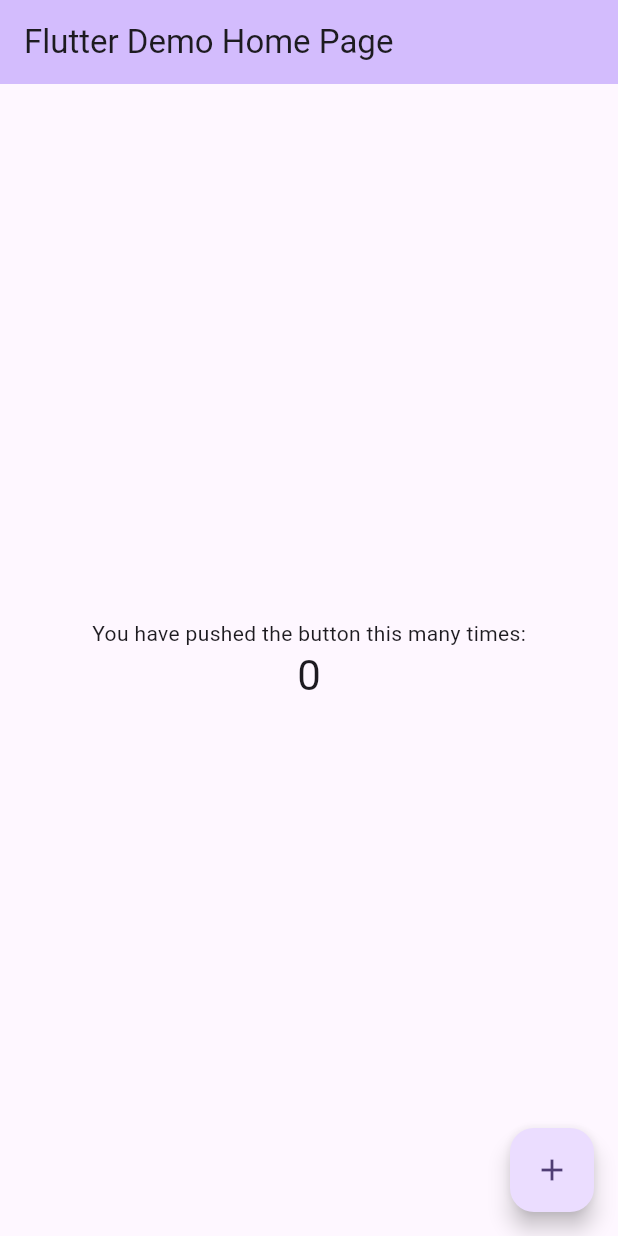
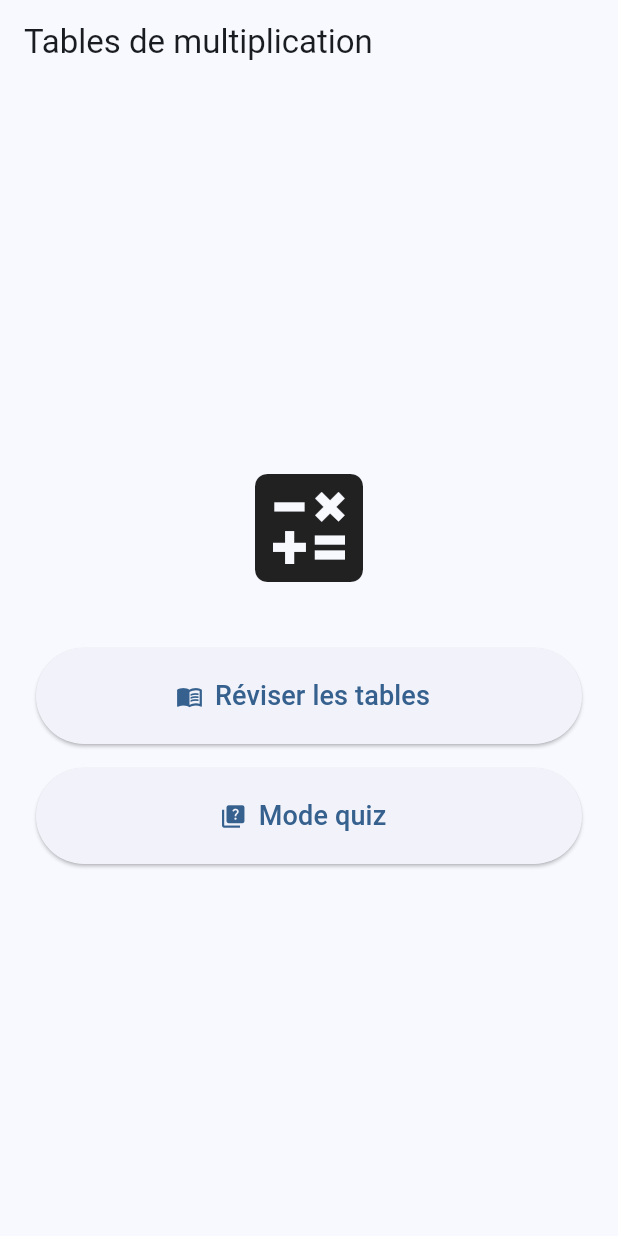
Before and after one commit to Zeirr/multiplication_app, a Flutter app: the screen it shows after launch, on a phone screen of 412 x 824 dp. Run offline on Flutter 3.47's test engine with Material 3 defaults, Android fonts, the phone set to English and light mode, and no system bars.

Commit message:
première version

```diff
--- a/lib/main.dart
+++ b/lib/main.dart
@@ -1,122 +1,23 @@
 import 'package:flutter/material.dart';
+import 'screens/home_screen.dart';
 
 void main() {
-  runApp(const MyApp());
+  runApp(const MultiplicationApp());
 }
 
-class MyApp extends StatelessWidget {
-  const MyApp({super.key});
+class MultiplicationApp extends StatelessWidget {
+  const MultiplicationApp({super.key});
 
-  // This widget is the root of your application.
   @override
   Widget build(BuildContext context) {
     return MaterialApp(
-      title: 'Flutter Demo',
+      title: 'Tables de multiplication',
+      debugShowCheckedModeBanner: false,
       theme: ThemeData(
-        // This is the theme of your application.
-        //
-        // TRY THIS: Try running your application with "flutter run". You'll see
-        // the application has a purple toolbar. Then, without quitting the app,
-        // try changing the seedColor in the colorScheme below to Colors.green
-        // and then invoke "hot reload" (save your changes or press the "hot
-        // reload" button in a Flutter-supported IDE, or press "r" if you used
-        // the command line to start the app).
-        //
-        // Notice that the counter didn't reset back to zero; the application
-        // state is not lost during the reload. To reset the state, use hot
-        // restart instead.
-        //
-        // This works for code too, not just values: Most code changes can be
-        // tested with just a hot reload.
-        colorScheme: .fromSeed(seedColor: Colors.deepPurple),
+        colorScheme: ColorScheme.fromSeed(seedColor: Colors.blue),
+        useMaterial3: true,
       ),
-      home: const MyHomePage(title: 'Flutter Demo Home Page'),
+      home: const HomeScreen(),
     );
   }
 }
-
-class MyHomePage extends StatefulWidget {
-  const MyHomePage({super.key, required this.title});
-
-  // This widget is the home page of your application. It is stateful, meaning
-  // that it has a State object (defined below) that contains fields that affect
-  // how it looks.
-
-  // This class is the configuration for the state. It holds the values (in this
-  // case the title) provided by the parent (in this case the App widget) and
-  // used by the build method of the State. Fields in a Widget subclass are
-  // always marked "final".
-
-  final String title;
-
-  @override
-  State<MyHomePage> createState() => _MyHomePageState();
-}
-
-class _MyHomePageState extends State<MyHomePage> {
-  int _counter = 0;
-
-  void _incrementCounter() {
-    setState(() {
-      // This call to setState tells the Flutter framework that something has
-      // changed in this State, which causes it to rerun the build method below
-      // so that the display can reflect the updated values. If we changed
-      // _counter without calling setState(), then the build method would not be
-      // called again, and so nothing would appear to happen.
-      _counter++;
-    });
-  }
-
-  @override
-  Widget build(BuildContext context) {
-    // This method is rerun every time setState is called, for instance as done
-    // by the _incrementCounter method above.
-    //
-    // The Flutter framework has been optimized to make rerunning build methods
-    // fast, so that you can just rebuild anything that needs updating rather
-    // than having to individually change instances of widgets.
-    return Scaffold(
-      appBar: AppBar(
-        // TRY THIS: Try changing the color here to a specific color (to
-        // Colors.amber, perhaps?) and trigger a hot reload to see the AppBar
-        // change color while the other colors stay the same.
-        backgroundColor: Theme.of(context).colorScheme.inversePrimary,
-        // Here we take the value from the MyHomePage object that was created by
-        // the App.build method, and use it to set our appbar title.
-        title: Text(widget.title),
-      ),
-      body: Center(
-        // Center is a layout widget. It takes a single child and positions it
-        // in the middle of the parent.
-        child: Column(
-          // Column is also a layout widget. It takes a list of children and
-          // arranges them vertically. By default, it sizes itself to fit its
-          // children horizontally, and tries to be as tall as its parent.
-          //
-          // Column has various properties to control how it sizes itself and
-          // how it positions its children. Here we use mainAxisAlignment to
-          // center the children vertically; the main axis here is the vertical
-          // axis because Columns are vertical (the cross axis would be
-          // horizontal).
-          //
-          // TRY THIS: Invoke "debug painting" (choose the "Toggle Debug Paint"
-          // action in the IDE, or press "p" in the console), to see the
-          // wireframe for each widget.
-          mainAxisAlignment: .center,
-          children: [
-            const Text('You have pushed the button this many times:'),
-            Text(
-              '$_counter',
-              style: Theme.of(context).textTheme.headlineMedium,
-            ),
-          ],
-        ),
-      ),
-      floatingActionButton: FloatingActionButton(
-        onPressed: _incrementCounter,
-        tooltip: 'Increment',
-        child: const Icon(Icons.add),
-      ),
-    );
-  }
-}
--- /dev/null
+++ b/lib/screens/home_screen.dart
@@ -0,0 +1,50 @@
+import 'package:flutter/material.dart';
+import '../widgets/app_menu_button.dart';
+import 'revision_screen.dart';
+import 'quiz_screen.dart';
+
+class HomeScreen extends StatelessWidget {
+  const HomeScreen({super.key});
+
+  void _goToRevision(BuildContext context) {
+    Navigator.push(
+      context,
+      MaterialPageRoute(builder: (_) => const RevisionScreen()),
+    );
+  }
+
+  void _goToQuiz(BuildContext context) {
+    Navigator.push(
+      context,
+      MaterialPageRoute(builder: (_) => const QuizScreen()),
+    );
+  }
+
+  @override
+  Widget build(BuildContext context) {
+    return Scaffold(
+      appBar: AppBar(title: const Text('Tables de multiplication')),
+      body: Padding(
+        padding: const EdgeInsets.all(24),
+        child: Column(
+          mainAxisAlignment: MainAxisAlignment.center,
+          children: [
+            const Icon(Icons.calculate, size: 96),
+            const SizedBox(height: 32),
+            AppMenuButton(
+              text: 'Réviser les tables',
+              icon: Icons.menu_book,
+              onPressed: () => _goToRevision(context),
+            ),
+            const SizedBox(height: 16),
+            AppMenuButton(
+              text: 'Mode quiz',
+              icon: Icons.quiz,
+              onPressed: () => _goToQuiz(context),
+            ),
+          ],
+        ),
+      ),
+    );
+  }
+}
--- /dev/null
+++ b/lib/widgets/app_menu_button.dart
@@ -0,0 +1,27 @@
+import 'package:flutter/material.dart';
+
+class AppMenuButton extends StatelessWidget {
+  final String text;
+  final IconData icon;
+  final VoidCallback onPressed;
+
+  const AppMenuButton({
+    super.key,
+    required this.text,
+    required this.icon,
+    required this.onPressed,
+  });
+
+  @override
+  Widget build(BuildContext context) {
+    return SizedBox(
+      height: 64,
+      width: double.infinity,
+      child: ElevatedButton.icon(
+        onPressed: onPressed,
+        icon: Icon(icon),
+        label: Text(text, style: const TextStyle(fontSize: 18)),
+      ),
+    );
+  }
+}
```
Also changed, not shown: lib/models/multiplication_question.dart (added, +10 -0 lines), lib/screens/quiz_screen.dart (added, +133 -0 lines), lib/screens/revision_screen.dart (added, +67 -0 lines), lib/services/quiz_service.dart (added, +13 -0 lines).
